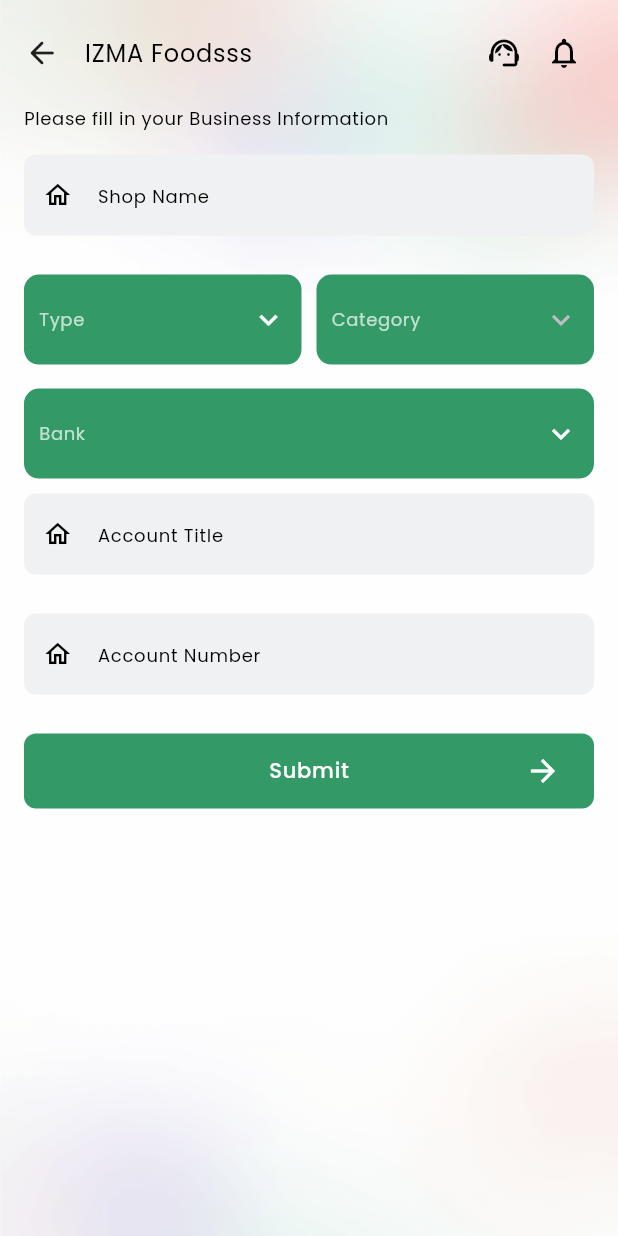
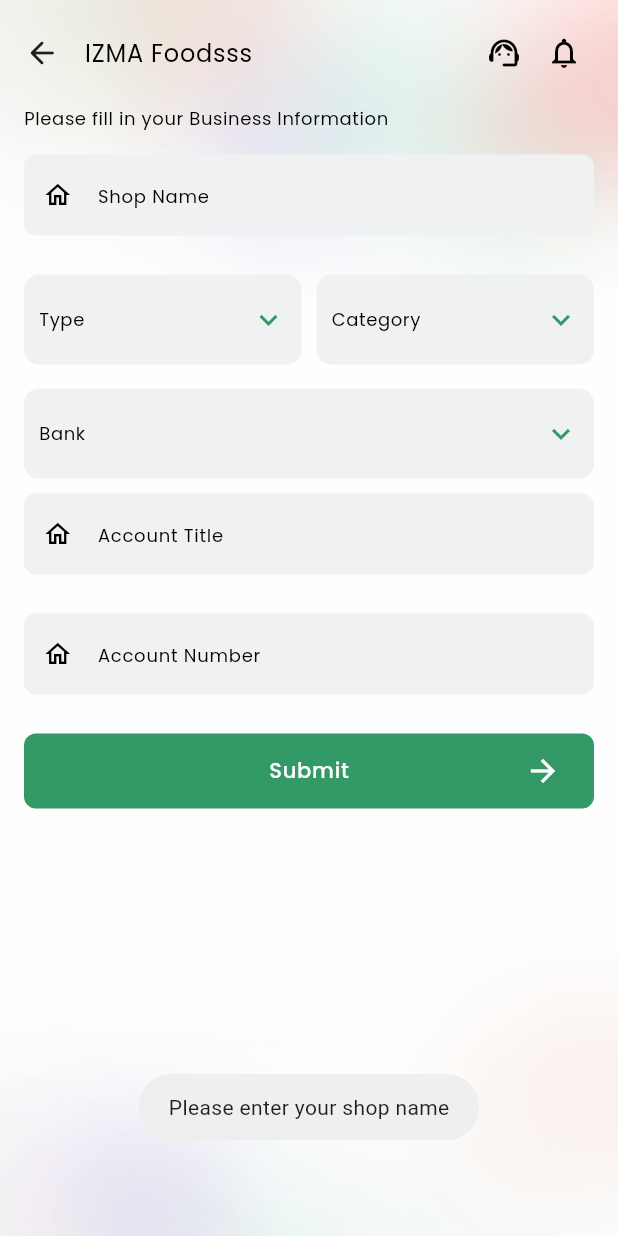
Before and after one commit to izmadts/izmafood-flutter-vendors, a Flutter app: the RegisterPageTwo screen opened directly, after a tap on "Submit", on a phone screen of 412 x 824 dp. Run offline on Flutter 3.47's test engine with Material 3 defaults, Android fonts, the phone set to English and light mode, and no system bars; our stand-ins replace cached_network_image, device_info_plus, dio, flutter_dotenv, flutter_screenutil, flutter_snake_navigationbar and 11 more; accounts and stored records are empty; statements that could not run were skipped.

Commit message:
changes done

```diff
--- a/lib/config/theme.dart
+++ b/lib/config/theme.dart
@@ -2,6 +2,7 @@ import 'package:flutter/material.dart';
 
 const kcPrimaryColor = Colors.white;
 const kcSecondaryColor = Color(0xff339966);
+const kcYellowColor = Color(0xffFFD700);
 const kcLightGreenColor = Color(0xffe3f4ed);
 
 const kdPadding = 16.0;
--- a/lib/pages/auth/register_page_two.dart
+++ b/lib/pages/auth/register_page_two.dart
@@ -2,6 +2,7 @@ import 'package:flutter/material.dart';
 import 'package:get/get.dart';
 import 'package:izma_foods_vendor/config/theme.dart';
 import 'package:izma_foods_vendor/controllers/auth_controller.dart';
+import 'package:izma_foods_vendor/helpers/global_helpers.dart';
 import 'package:izma_foods_vendor/models/main_model.dart';
 import 'package:izma_foods_vendor/pages/widget/izma_app_bar.dart';
 import 'package:izma_foods_vendor/pages/widget/izma_primary_button.dart';
@@ -50,7 +51,7 @@ class RegisterPageTwo extends StatelessWidget {
                         padding: EdgeInsets.symmetric(horizontal: 10),
                         height: 60,
                         decoration: BoxDecoration(
-                            color: kcSecondaryColor,
+                          color: kcGreyColor,
                           borderRadius: BorderRadius.circular(10),
                         ),
                         child: Obx(
@@ -59,15 +60,14 @@ class RegisterPageTwo extends StatelessWidget {
                               value: controller.selectedBank.value.isEmpty
                                   ? null
                                   : controller.selectedBank.value,
-                                dropdownColor:
-                                    kcSecondaryColor.withOpacity(0.9),
-                                iconEnabledColor: Colors.white,
+                              dropdownColor: kcGreyColor,
+                              iconEnabledColor: Colors.black,
                               hint: Text(
                                 'Bank',
                                 style: Theme.of(context)
                                     .textTheme
                                     .bodySmall
-                                      ?.copyWith(color: Colors.white70),
+                                    ?.copyWith(color: Colors.black),
                               ),
                               items: controller.banks
                                   .map(
@@ -79,7 +79,7 @@ class RegisterPageTwo extends StatelessWidget {
                                             .textTheme
                                             .bodySmall
                                             ?.copyWith(
-                                                color: Colors.white,
+                                              color: Colors.black,
                                             ),
                                       ),
                                     ),
@@ -90,13 +90,8 @@ class RegisterPageTwo extends StatelessWidget {
                                   controller.selectedBank.value = value;
                                 }
                               },
-                                icon: const Icon(Icons.keyboard_arrow_down),
-                                style: Theme.of(context)
-                                    .textTheme
-                                    .bodySmall
-                                    ?.copyWith(
-                                      color: Colors.white,
-                                    ),
+                              icon: const Icon(Icons.keyboard_arrow_down,
+                                  color: kcSecondaryColor),
                             ),
                           ),
                         ),
@@ -113,10 +108,42 @@ class RegisterPageTwo extends StatelessWidget {
                       prefixIcon: Icons.home_outlined,
                       hintText: "Account Number",
                     ),
-                    IzmaPrimaryButton(
+                    Obx(
+                      () => controller.isRegisterPageTwo.value == true
+                          ? Center(child: CircularProgressIndicator())
+                          : IzmaPrimaryButton(
                               title: "Submit",
-                      onTap: () => controller.registerPageTwo(),
-                    )
+                              onTap: () {
+                                if (controller
+                                        .shopNameController.text.isEmpty ||
+                                    controller.shopNameController.text == '') {
+                                  showSnackBar('Please enter your shop name');
+                                  return;
+                                } else if (controller
+                                        .selectedBank.value.isEmpty ||
+                                    controller.selectedBank.value == '') {
+                                  showSnackBar('Please select your bank');
+                                  return;
+                                } else if (controller
+                                        .accountTitleController.text.isEmpty ||
+                                    controller.accountTitleController.text ==
+                                        '') {
+                                  showSnackBar(
+                                      'Please enter your account title');
+                                  return;
+                                } else if (controller
+                                        .accountNumberController.text.isEmpty ||
+                                    controller.accountNumberController.text ==
+                                        '') {
+                                  showSnackBar(
+                                      'Please enter your account number');
+                                  return;
+                                } else {
+                                  controller.registerPageTwo();
+                                }
+                              },
+                            ),
+                    ),
                   ],
                 ),
               )
@@ -138,7 +165,7 @@ class RegisterPageTwo extends StatelessWidget {
               // width: 150,
               height: 60,
               decoration: BoxDecoration(
-                color: kcSecondaryColor,
+                color: kcGreyColor,
                 borderRadius: BorderRadius.circular(10),
               ),
               child: Obx(
@@ -148,14 +175,14 @@ class RegisterPageTwo extends StatelessWidget {
                         ? null
                         : controller.selectedShopType.value,
                     // lighter kcSecondaryColor for dropdown menu
-                    dropdownColor: kcSecondaryColor.withOpacity(0.9),
+                    dropdownColor: kcGreyColor,
                     iconEnabledColor: Colors.white,
                     hint: Text(
                       'Type',
                       style: Theme.of(context)
                           .textTheme
                           .bodySmall
-                          ?.copyWith(color: Colors.white70),
+                          ?.copyWith(color: Colors.black),
                     ),
                     items: controller.shopTypes
                         .map(
@@ -167,7 +194,7 @@ class RegisterPageTwo extends StatelessWidget {
                                   .textTheme
                                   .bodySmall
                                   ?.copyWith(
-                                    color: Colors.white,
+                                    color: Colors.black,
                                   ),
                             ),
                           ),
@@ -178,10 +205,8 @@ class RegisterPageTwo extends StatelessWidget {
                         controller.selectedShopType.value = value;
                       }
                     },
-                    icon: const Icon(Icons.keyboard_arrow_down),
-                    style: Theme.of(context).textTheme.bodySmall?.copyWith(
-                          color: Colors.white,
-                        ),
+                    icon: const Icon(Icons.keyboard_arrow_down,
+                        color: kcSecondaryColor),
                   ),
                 ),
               ),
@@ -194,21 +219,21 @@ class RegisterPageTwo extends StatelessWidget {
               // width: 150,
               height: 60,
               decoration: BoxDecoration(
-                color: kcSecondaryColor,
+                color: kcGreyColor,
                 borderRadius: BorderRadius.circular(10),
               ),
               child: Obx(
                 () => DropdownButtonHideUnderline(
                   child: DropdownButton<Category>(
                     value: controller.selectedShopCategory.value,
-                    dropdownColor: kcSecondaryColor.withOpacity(0.9),
+                    dropdownColor: kcGreyColor,
                     iconEnabledColor: Colors.white,
                     hint: Text(
                       'Category',
                       style: Theme.of(context)
                           .textTheme
                           .bodySmall
-                          ?.copyWith(color: Colors.white70),
+                          ?.copyWith(color: Colors.black),
                     ),
                     items: controller.shopCategoriesModel.value?.mainCategory
                         ?.map((type) => DropdownMenuItem(
@@ -218,7 +243,7 @@ class RegisterPageTwo extends StatelessWidget {
                                 style: Theme.of(context)
                                     .textTheme
                                     .bodySmall
-                                    ?.copyWith(color: Colors.white),
+                                    ?.copyWith(color: Colors.black),
                               ),
                             ))
                         .toList(),
@@ -227,10 +252,8 @@ class RegisterPageTwo extends StatelessWidget {
                         controller.selectedShopCategory.value = value;
                       }
                     },
-                    icon: const Icon(Icons.keyboard_arrow_down),
-                    style: Theme.of(context).textTheme.bodySmall?.copyWith(
-                          color: Colors.white,
-                        ),
+                    icon: const Icon(Icons.keyboard_arrow_down,
+                        color: kcSecondaryColor),
                   ),
                 ),
               ),
@@ -240,5 +263,4 @@ class RegisterPageTwo extends StatelessWidget {
       ),
     );
   }
-
 }
```
Also changed, not shown: lib/controllers/auth_controller.dart (+14 -14 lines), lib/controllers/product_list_controller.dart (+33 -0 lines), lib/pages/auth/register_page_one.dart (+8 -4 lines), lib/pages/products/products_page.dart (+63 -8 lines). Lines whose indentation alone changed are shown as unchanged.
